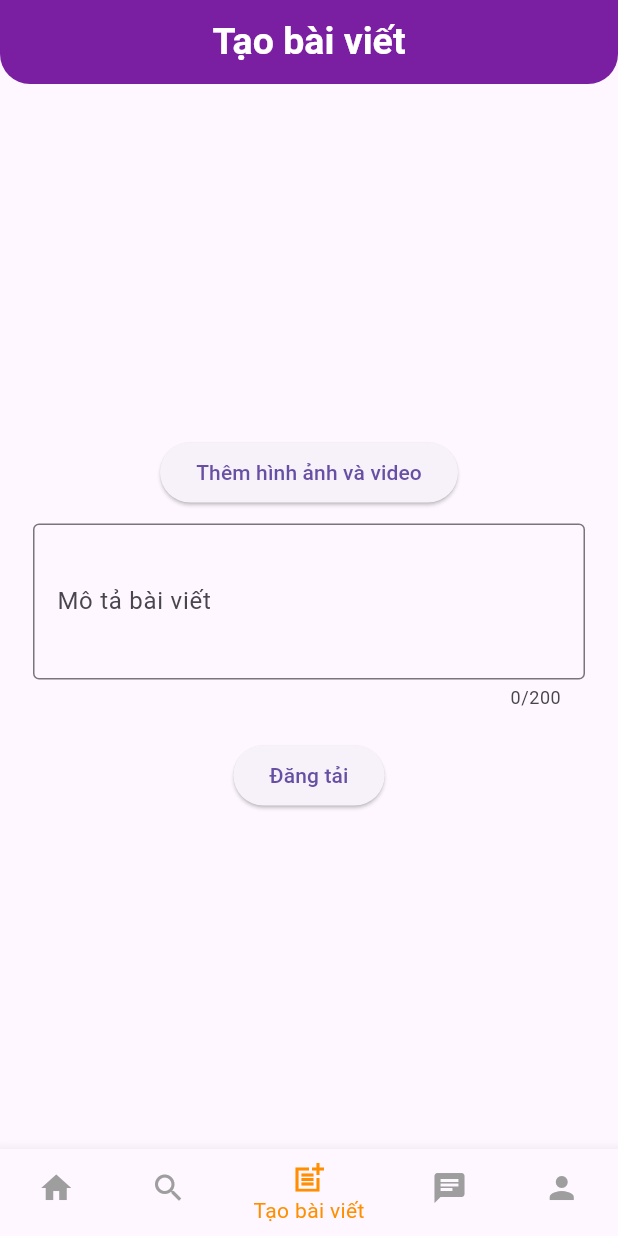
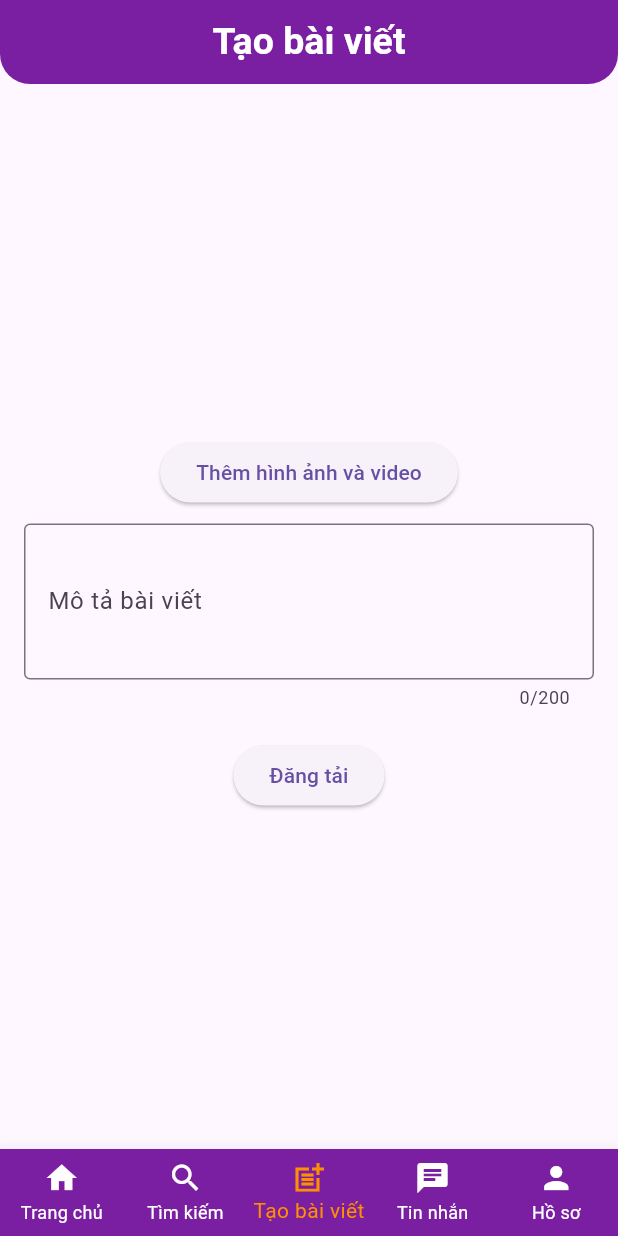
Before and after one commit to hthinh21/SocialApp_Flutter, a Flutter app: the Homepage screen opened directly, item 3 of the bottom bar chosen, on a phone screen of 412 x 824 dp. Run offline on Flutter 3.47's test engine with Material 3 defaults, Android fonts, the phone set to English and light mode, and no system bars; our stand-ins replace carousel_slider, file_picker, image_picker, permission_handler, shared_preferences, socket_io_client and 1 more; accounts and stored records are empty; network calls fail.

Commit message:
fix size post in homeScreen

```diff
--- a/lib/components/cardpost.dart
+++ b/lib/components/cardpost.dart
@@ -602,8 +602,8 @@ class _PostCardState extends State<PostCard> {
   @override
   Widget build(BuildContext context)  {
     return Container(
-      width: 320,
-      margin: const EdgeInsets.symmetric(horizontal: 16, vertical: 8),
+      width: 350,
+      margin: const EdgeInsets.symmetric(vertical: 8),
       decoration: BoxDecoration(
         color: Colors.black,
         borderRadius: BorderRadius.circular(12),
--- a/lib/screens/create_post_screen.dart
+++ b/lib/screens/create_post_screen.dart
@@ -177,7 +177,6 @@ class _CreatePostScreenState extends State<CreatePostScreen> {
       ),
       body: Center(
         child: Container(
-          constraints: const BoxConstraints(maxWidth: 400),
           padding: const EdgeInsets.all(16.0),
           child: Column(
             mainAxisSize: MainAxisSize.min,
--- a/lib/screens/home_screen.dart
+++ b/lib/screens/home_screen.dart
@@ -68,7 +68,10 @@ class _MainpageState extends State<Homepage> {
             )
           : null,
       body: _loadWidget(_selectedIndex),
+
       bottomNavigationBar: BottomNavigationBar(
+        type:BottomNavigationBarType.fixed,
+        backgroundColor: const Color.fromRGBO(123, 31, 162, 1),
         items: const <BottomNavigationBarItem>[
           BottomNavigationBarItem(
             icon: Icon(Icons.home),
@@ -93,7 +96,7 @@ class _MainpageState extends State<Homepage> {
         ],
         currentIndex: _selectedIndex,
         selectedItemColor: Colors.amber[800],
-        unselectedItemColor: Colors.grey,
+        unselectedItemColor: const Color.fromRGBO(255, 255, 255, 1),
         onTap: _onItemTapped,
       ),
     );
```
